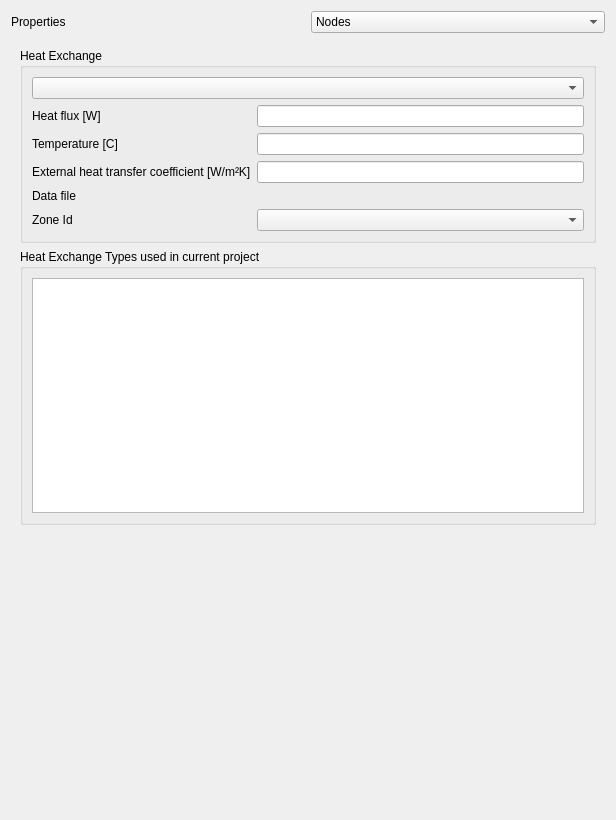
Before: the Qt Designer form SIM-VICUS/src/SVPropNetworkPropertiesWidget.ui in ghorwin/SIM-VICUS, drawn with Qt 5.
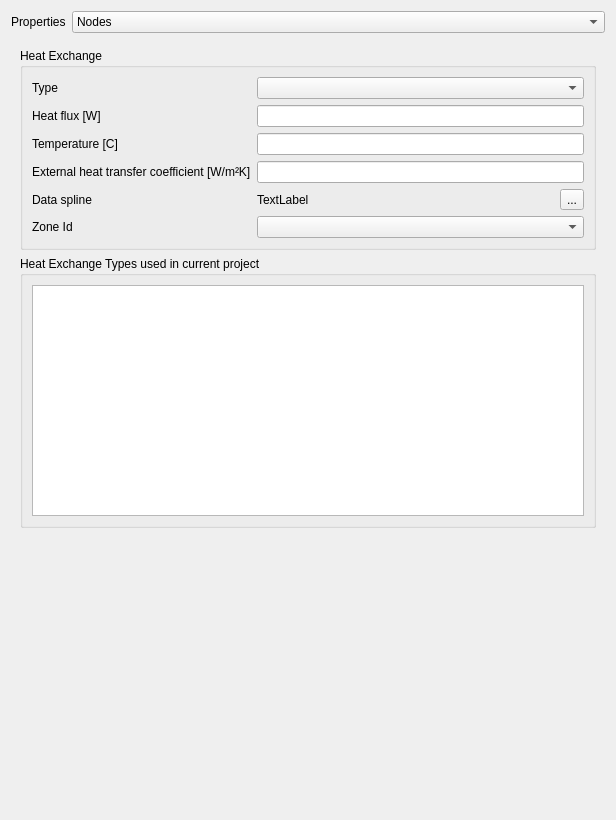
After: the same form once the commit is applied. The open tabs and pages were chosen to show the change. Custom widgets are drawn as their Qt base class.

Commit message: add spline preview dialog for heat exchange definition

Diff of the .ui file:
```diff
--- a/SIM-VICUS/src/SVPropNetworkPropertiesWidget.ui
+++ b/SIM-VICUS/src/SVPropNetworkPropertiesWidget.ui
@@ -13,17 +13,17 @@
   <property name="windowTitle">
    <string>Form</string>
   </property>
-  <layout class="QVBoxLayout" name="verticalLayout">
-   <item>
-    <layout class="QHBoxLayout" name="horizontalLayout_2">
-     <item>
+  <layout class="QGridLayout" name="gridLayout_3">
+   <item row="0" column="0">
+    <layout class="QFormLayout" name="formLayout_2">
+     <item row="0" column="0">
       <widget class="QLabel" name="label">
        <property name="text">
         <string>Properties</string>
        </property>
       </widget>
      </item>
-     <item>
+     <item row="0" column="1">
       <widget class="QComboBox" name="comboBoxNetworkProperties">
        <item>
         <property name="text">
@@ -49,10 +49,10 @@
      </item>
     </layout>
    </item>
-   <item>
+   <item row="1" column="0">
     <widget class="QStackedWidget" name="stackedWidget">
      <property name="currentIndex">
-      <number>0</number>
+      <number>3</number>
      </property>
      <widget class="QWidget" name="pageNode">
       <layout class="QVBoxLayout" name="verticalLayout_6">
@@ -578,14 +578,7 @@
          <property name="title">
           <string>Heat Exchange</string>
          </property>
-         <layout class="QGridLayout" name="gridLayout_3">
-          <item row="5" column="0">
-           <widget class="QLabel" name="labelZoneId">
-            <property name="text">
-             <string>Zone Id</string>
-            </property>
-           </widget>
-          </item>
+         <layout class="QGridLayout" name="gridLayout_10">
           <item row="1" column="0">
            <widget class="QLabel" name="labelHeatFlux">
             <property name="text">
@@ -593,13 +586,19 @@
             </property>
            </widget>
           </item>
-          <item row="4" column="0">
-           <widget class="QLabel" name="labelDataFile">
+          <item row="1" column="1">
+           <widget class="QtExt::ValidatingLineEdit" name="lineEditHeatFlux"/>
+          </item>
+          <item row="2" column="0">
+           <widget class="QLabel" name="labelTemperature">
             <property name="text">
-             <string>Data file</string>
+             <string>Temperature [C]</string>
             </property>
            </widget>
           </item>
+          <item row="2" column="1">
+           <widget class="QtExt::ValidatingLineEdit" name="lineEditTemperature"/>
+          </item>
           <item row="3" column="0">
            <widget class="QLabel" name="labelHXTransferCoefficient">
             <property name="text">
@@ -607,31 +606,54 @@
             </property>
            </widget>
           </item>
-          <item row="5" column="1">
-           <widget class="QComboBox" name="comboBoxZoneId"/>
-          </item>
-          <item row="2" column="1">
-           <widget class="QtExt::ValidatingLineEdit" name="lineEditTemperature"/>
-          </item>
-          <item row="4" column="1">
-           <widget class="QtExt::BrowseFilenameWidget" name="widgetBrowseFileNameTSVFile" native="true"/>
-          </item>
           <item row="3" column="1">
            <widget class="QtExt::ValidatingLineEdit" name="lineEditHXTransferCoefficient"/>
           </item>
-          <item row="0" column="0" colspan="2">
+          <item row="4" column="0">
+           <widget class="QLabel" name="labelDataFile">
+            <property name="text">
+             <string>Data spline</string>
+            </property>
+           </widget>
+          </item>
+          <item row="4" column="1">
+           <layout class="QHBoxLayout" name="horizontalLayout">
+            <item>
+             <widget class="QLabel" name="labelHeatExchangeSpline">
+              <property name="text">
+               <string>TextLabel</string>
+              </property>
+             </widget>
+            </item>
+            <item>
+             <widget class="QToolButton" name="toolButtonHeatExchangeSpline">
+              <property name="text">
+               <string>...</string>
+              </property>
+             </widget>
+            </item>
+           </layout>
+          </item>
+          <item row="5" column="0">
+           <widget class="QLabel" name="labelZoneId">
+            <property name="text">
+             <string>Zone Id</string>
+            </property>
+           </widget>
+          </item>
+          <item row="5" column="1">
+           <widget class="QComboBox" name="comboBoxZoneId"/>
+          </item>
+          <item row="0" column="1">
            <widget class="QComboBox" name="comboBoxHeatExchangeType"/>
           </item>
-          <item row="2" column="0">
-           <widget class="QLabel" name="labelTemperature">
+          <item row="0" column="0">
+           <widget class="QLabel" name="labelHeatFlux_2">
             <property name="text">
-             <string>Temperature [C]</string>
+             <string>Type</string>
             </property>
            </widget>
           </item>
-          <item row="1" column="1">
-           <widget class="QtExt::ValidatingLineEdit" name="lineEditHeatFlux"/>
-          </item>
          </layout>
         </widget>
        </item>
@@ -675,12 +697,6 @@
     <signal>editingFinishedSuccessfully()</signal>
    </slots>
   </customwidget>
-  <customwidget>
-   <class>QtExt::BrowseFilenameWidget</class>
-   <extends>QWidget</extends>
-   <header>QtExt_BrowseFilenameWidget.h</header>
-   <container>1</container>
-  </customwidget>
  </customwidgets>
  <resources/>
  <connections/>
```
The commit also changes 5 other files.
